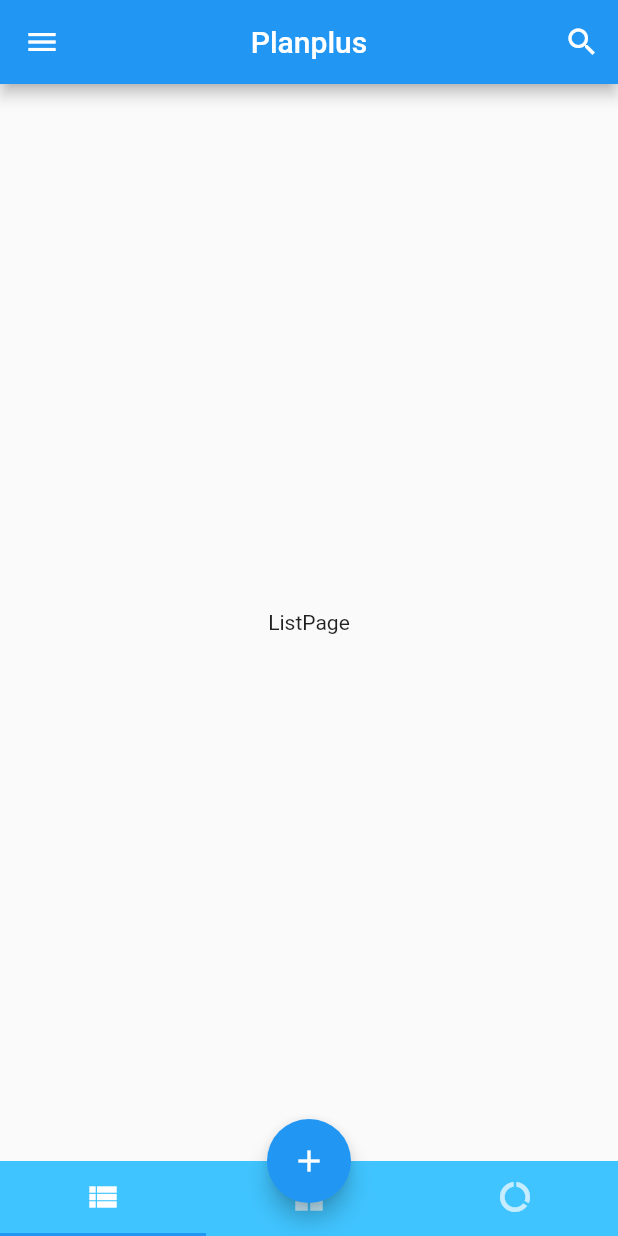
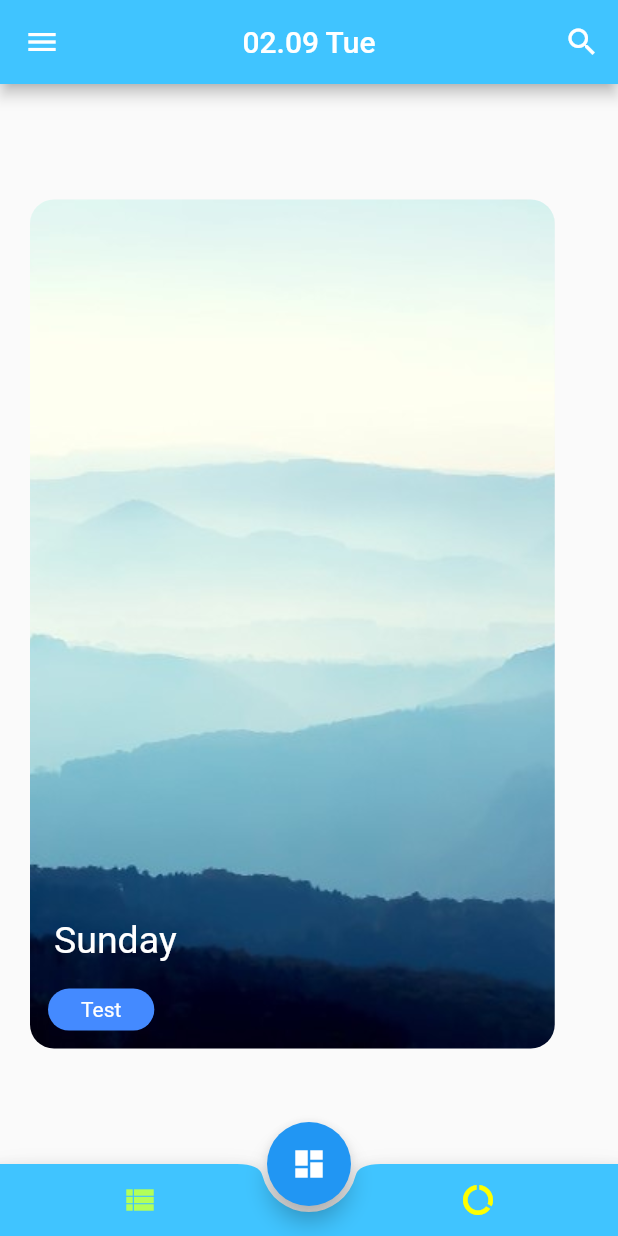
Before and after one commit to Kogler7/Planplus, a Flutter app: the screen it shows after launch, on a phone screen of 412 x 824 dp. Run offline on Flutter 3.47's test engine with Material 2 defaults, Android fonts, the phone set to English and light mode, and no system bars; our stand-ins replace fluro, flutter_screenutil, fluttertoast; missing offline and left inert: flutter_custom_calendar; statements that could not run were skipped.

Commit message:
snapshot 21s02a
添加 MicroTabBar, CardScroll 组件；
初步构建TrackPage UI；
优化主页导航结构；
其他细节优化。

```diff
--- a/lib/config/color.dart
+++ b/lib/config/color.dart
@@ -4,7 +4,7 @@ import 'package:flutter/material.dart';
 //主要颜色常量
 class KColor{
   static const Color primarySwatchColor = Colors.blue;//默认主要颜色
-  static const Color bottomNavigationBar = Colors.lightBlueAccent;//默认导航栏颜色
+  static const Color navigationBar = Colors.lightBlueAccent;//默认导航栏颜色
   static const Color defaultTextColor = Colors.redAccent;//默认文本颜色
   static const Color defaultButtonColor = Colors.redAccent;//默认按钮颜色
   static const Color defaultSwitchColor = Colors.redAccent;//默认切换按钮颜色
@@ -17,4 +17,8 @@ class KColor{
 //text
   static const Color gotoItemTextColor = Colors.black54;//图标文本颜色
   static const Color gotoItemIconColor = Colors.grey;//图标箭头颜色
+//FloatingActionButtons
+  static const Color fabList = Colors.lightGreenAccent;//ListPageButton颜色
+  static const Color fabTrack = Colors.white;//TrackPageButton颜色
+  static const Color fabJudge = Colors.yellowAccent;//JudgePageButton颜色
 }
--- a/lib/config/image.dart
+++ b/lib/config/image.dart
@@ -5,4 +5,5 @@ class KImage{
   static const AssetImage avatar = AssetImage('assets/images/avatar.jpeg');
   static const AssetImage bkground = AssetImage('assets/images/bkground.jpg');
   static const AssetImage expect = AssetImage('assets/images/expect.png');
+  static const AssetImage cardImg = AssetImage('assets/images/card_img.jpg');
 }
--- a/lib/main.dart
+++ b/lib/main.dart
@@ -1,3 +1,5 @@
+// Copyright 2021 The Planplus Authors. All rights reserved.
+// Snapshot 21s02a belongs to Version 0.1.0 beta 1.
 import 'package:flutter/material.dart';
 import 'package:flutter_screenutil/flutter_screenutil.dart';
 import 'package:fluro/fluro.dart';
--- a/lib/page/home.dart
+++ b/lib/page/home.dart
@@ -1,58 +1,127 @@
 //Planplus主页
+import 'package:flutter/cupertino.dart';
 import 'package:flutter/material.dart';
 import 'package:flutter_planplus/config/index.dart';
+import 'package:flutter_screenutil/flutter_screenutil.dart';
 import 'tabs/list_page.dart';
 import 'tabs/track_page.dart';
 import 'tabs/judge_page.dart';
-import 'package:flutter_planplus/page/user.dart';
+import './user.dart';
 import 'package:flutter_planplus/model/built_in/dev_info.dart';
+import 'package:flutter_planplus/widgets/micro_tabbar.dart';
 
 class HomePage extends StatefulWidget{
   final String barTitle = 'Planplus';
-
-  HomePage({Key key}) : super(key:key);
+  final Widget listPages = TabBarView(
+    children: <Widget>[
+      ListPage(),
+      ListPage(),
+      ListPage(),
+    ],
+  );
+  List<Widget> pageViews = [];
+  List<IconData> icons = [
+    KIcon.PETrackPage,
+    KIcon.ListsPage,
+    KIcon.JudgePage,
+  ];
+  List<Color> buttonColors = [
+    KColor.fabTrack,
+    KColor.fabList,
+    KColor.fabJudge,
+  ];
+  List<Widget> titles = [];
+  HomePage({Key key}) : super(key:key){
+    pageViews = <Widget>[
+      TrackPage(),
+      listPages,
+      JudgePage(),
+    ];
+    titles = <Widget>[
+      Text('02.09 Tue'),
+      MicroTabBar(
+          height: 66.0.h,
+          width: 440.0.w,
+          tabs: <Widget>[
+            Tab(text: '模版',),
+            Tab(text: '任务',),
+            Tab(text: '问卷',),
+          ]
+      ),
+      Text('Kogler'),
+    ];
+  }
 
   @override
   _HomePageState createState()=>_HomePageState();
 }
 
 class _HomePageState extends State<HomePage>{
+  int _selectedIndex = 0;
+  //根据选择改变剩余按钮
+  List<Widget> _selectButtons(int index){
+    List<int> _index = [0,1,2];
+    _index.remove(_selectedIndex);
+    return <Widget>[
+      IconButton(
+        padding: EdgeInsets.only(right: 35.0.w),
+        icon: Icon(
+          widget.icons[_index[0]],
+        ),
+        color: widget.buttonColors[_index[0]],
+        onPressed: () {
+          setState(() {
+            _selectedIndex = _index[0];
+          });
+        },
+      ),
+      IconButton(
+        padding: EdgeInsets.only(left: 35.0.w),
+        icon: Icon(
+          widget.icons[_index[1]],
+        ),
+        color: widget.buttonColors[_index[1]],
+        onPressed: () {
+          setState(() {
+            _selectedIndex = _index[1];
+          });
+        },
+      ),
+    ];
+  }
+
   @override
   Widget build(BuildContext context) {
     return DefaultTabController(
         length: 3,
         child: Scaffold(
           appBar: AppBar(
-            title: Text(
-              widget.barTitle
-            ),
+            backgroundColor: KColor.navigationBar,
+            title: widget.titles[_selectedIndex],
             centerTitle: true,
             actions: <Widget>[
               IconButton(icon: Icon(Icons.search), onPressed: (){})
             ],
           ),
-          body: TabBarView(
-            children: <Widget>[
-              ListPage(),
-              TrackPage(),
-              JudgePage()
-            ],
-          ),
+          body: widget.pageViews[_selectedIndex],
           drawer: UserDrawer(user: DevInfo.Kogler),
-          bottomNavigationBar: Container(
-            height: 50,
-            decoration: BoxDecoration(color: KColor.bottomNavigationBar),
-            child: TabBar(
-              tabs: <Widget>[
-                Tab(icon: Icon(KIcon.ListsPage),),
-                Tab(icon: Icon(KIcon.PETrackPage),),
-                Tab(icon: Icon(KIcon.JudgePage),),
-              ],
+          bottomNavigationBar: BottomAppBar(
+            color: KColor.navigationBar,
+            shape: CircularNotchedRectangle(),
+            child: Row(
+              mainAxisAlignment: MainAxisAlignment.spaceAround,
+              mainAxisSize: MainAxisSize.max,
+              children: _selectButtons(_selectedIndex),
             ),
           ),
           floatingActionButton: FloatingActionButton(
-            onPressed: (){},
-            child: Icon(Icons.add),
+            child: Icon(
+              widget.icons[_selectedIndex],
+              color: widget.buttonColors[_selectedIndex],
+            ),
+            onPressed: (){
+
+            },
           ),
           floatingActionButtonLocation: FloatingActionButtonLocation.centerDocked,
         ),
--- a/lib/page/tabs/track_page.dart
+++ b/lib/page/tabs/track_page.dart
@@ -1,5 +1,7 @@
 import 'package:flutter/material.dart';
+import 'package:flutter_custom_calendar/flutter_custom_calendar.dart';
 import 'package:flutter_planplus/config/index.dart';
+import 'package:flutter_planplus/widgets/card_scroll.dart';
 
 class TrackPage extends StatefulWidget{
   TrackPage({Key key}):super(key: key);
@@ -9,11 +11,34 @@ class TrackPage extends StatefulWidget{
 }
 
 class _TrackPageState extends State<TrackPage>{
+  var currentCard = 0.0;//当前卡片
 
   @override
   Widget build(BuildContext context){
+    PageController cardController = PageController(
+      initialPage: 0,//初始的显示页面
+    );
+    cardController.addListener(() {
+      setState(() {
+        currentCard = cardController.page;
+      });
+    });
     return Center(
-      child: Text('TrackPage'),
+      child: Stack(
+        children: <Widget>[
+          CardScroll(currentCard: currentCard),
+          Positioned.fill(
+            child: PageView.builder(
+              itemCount: 7,
+              controller: cardController,
+              reverse: true,
+              itemBuilder: (context,index){
+                return Container();
+              },
+            ),
+          ),
+        ],
+      ),
     );
   }
 }
--- /dev/null
+++ b/lib/widgets/card_scroll.dart
@@ -0,0 +1,131 @@
+import 'package:flutter/material.dart';
+import 'dart:math';
+
+import 'package:flutter_planplus/config/image.dart';
+
+class CardScroll extends StatelessWidget{
+  final double currentCard;
+  final double padding = 20.0;
+  final double verticalInset = 20.0;
+  final double cardAspectRatio =0.618;
+  double widgetAspectRatio;
+  List<Widget> cardList = [];
+
+  CardScroll({Key key,this.currentCard}): super(key: key){
+    widgetAspectRatio = cardAspectRatio*1.1;
+  }
+
+  @override
+  Widget build(BuildContext context) {
+    return AspectRatio(
+      aspectRatio: widgetAspectRatio,
+      child: LayoutBuilder(
+        builder: (context,contraints){
+          var width = contraints.maxWidth;
+          var height = contraints.maxHeight;
+
+          var safeWidth = width-2*padding;
+          var safeHeight = height-2*padding;
+
+          var heightOfPrimaryCard = safeHeight;
+          var widthOfPrimaryCard = safeHeight*cardAspectRatio;
+
+          var primaryCardLeft = safeWidth-widthOfPrimaryCard;
+          var horizontalInset = primaryCardLeft/2;
+
+          List<String> weekdays = [
+            'Monday',
+            'Tuesday',
+            'Wednesday',
+            'Thursday',
+            'Friday',
+            'Saturday',
+            'Sunday'
+          ];
+
+          for(int i=0;i<7;i++){
+            var delta = i-currentCard;
+            bool isOnRight = delta>0;
+
+            var start = padding+
+              max(
+                primaryCardLeft-horizontalInset*-delta*(isOnRight?36:1),
+                0.0
+              );
+
+            var cardItem = Positioned.directional(
+              top: padding+verticalInset*max(-delta,0.0),
+              bottom: padding+verticalInset*max(-delta,0.0),
+              start: start,
+              textDirection: TextDirection.rtl,
+              child: ClipRRect(
+                borderRadius: BorderRadius.circular(16.0),
+                child: Container(
+                  decoration: BoxDecoration(
+                      color: Colors.white,
+                      boxShadow: [
+                        BoxShadow(
+                            color: Colors.black12,
+                            offset: Offset(3.0,6.0),
+                            blurRadius: 10.0
+                        )
+                      ]
+                  ),
+                  child: AspectRatio(
+                    aspectRatio: cardAspectRatio,
+                    child: Stack(
+                      fit: StackFit.expand,
+                      children: <Widget>[
+                        Image(image: KImage.cardImg,fit: BoxFit.cover,),
+                        Align(
+                          alignment: Alignment.bottomLeft,
+                          child: Column(
+                            mainAxisSize: MainAxisSize.min,
+                            crossAxisAlignment: CrossAxisAlignment.start,
+                            children: <Widget>[
+                              Padding(
+                                padding: EdgeInsets.symmetric(vertical: 8.0,horizontal: 16.0),
+                                child: Text(
+                                  weekdays[6-currentCard.toInt()],//待修改
+                                  style: TextStyle(
+                                    color: Colors.white,
+                                    fontSize: 25.0,
+                                    //fontFamily:
+                                  ),
+                                ),
+                              ),
+                              SizedBox(height: 10.0,),
+                              Padding(
+                                padding: EdgeInsets.only(left: 12.0,bottom: 12.0),
+                                child: Container(
+                                  padding: EdgeInsets.symmetric(vertical: 6.0,horizontal: 22.0),
+                                  decoration: BoxDecoration(
+                                      color: Colors.blueAccent,
+                                      borderRadius: BorderRadius.circular(20.0)
+                                  ),
+                                  child: Text(
+                                    'Test',
+                                    style: TextStyle(
+                                      color: Colors.white,
+                                    ),
+                                  ),
+                                ),
+                              ),
+                            ],
+                          ),
+                        ),
+                      ],
+                    ),
+                  ),
+                ),
+              ),
+            );
+            cardList.add(cardItem);
+          }
+
+          return Stack(children: cardList);
+        },
+      ),
+    );
+  }
+}
--- a/lib/widgets/index.dart
+++ b/lib/widgets/index.dart
@@ -1,2 +1,4 @@
 export 'expect.dart';
 export 'goto_item.dart';
+export 'micro_tabbar.dart';
+export 'card_scroll.dart';
--- /dev/null
+++ b/lib/widgets/micro_tabbar.dart
@@ -0,0 +1,59 @@
+import 'package:flutter/material.dart';
+import 'package:flutter_planplus/config/index.dart';
+
+class MicroTabBar extends StatelessWidget{
+  final double width;
+  final double height;
+  final Color bkColor;
+  final double elevation;
+  final double circular;
+  final List<Widget> tabs;
+  List<Widget> dividers = [];
+
+  @override
+  MicroTabBar({Key key,
+    this.tabs,this.width,this.height,
+    this.bkColor = KColor.navigationBar,
+    this.circular = 12.0,
+    this.elevation = 3.0
+  }):super(key: key) {
+    for (int i = 1; i < tabs.length; i++) {
+      dividers.add(
+          Padding(
+            padding: EdgeInsets.only(left: width / tabs.length - 3),
+            child: Center(
+              child: SizedBox(
+                width: 1,
+                height: height/3*2-6,
+                child: DecoratedBox(
+                  decoration: BoxDecoration(color: Colors.grey[200]),
+                ),
+              ),
+            ),
+          )
+      );
+    }
+  }
+
+  @override
+  Widget build(BuildContext context) {
+    return Container(
+      height: height,
+      width: width,
+      child: Card(
+        color: bkColor,
+        elevation: elevation,
+        shape: RoundedRectangleBorder(borderRadius: BorderRadius.all(Radius.circular(circular))),
+        child: ClipRRect(
+            child:Stack(
+              children: <Widget>[
+                TabBar(tabs: tabs),
+                Row(children: dividers),
+              ],
+            ),
+          borderRadius: BorderRadius.circular(circular),
+        ),
+      ),
+    );
+  }
+}
--- a/pubspec.yaml
+++ b/pubspec.yaml
@@ -27,6 +27,8 @@ dependencies:
   fluttertoast: ^7.1.6
   flutter_screenutil: ^4.0.2+3
   shared_preferences: ^0.5.12+4
+  flutter_custom_calendar:
+    git: https://github.com/LXD312569496/flutter_custom_calendar.git
 
   # The following adds the Cupertino Icons font to your application.
   # Use with the CupertinoIcons class for iOS style icons.
```
Also changed, not shown: assets/images/card_img.jpg (added), lib/page/tabs/lists/model_list.dart (added), lib/page/tabs/lists/query_list.dart (added), lib/page/tabs/lists/task_list.dart (added), pubspec.lock, 2 other files.
